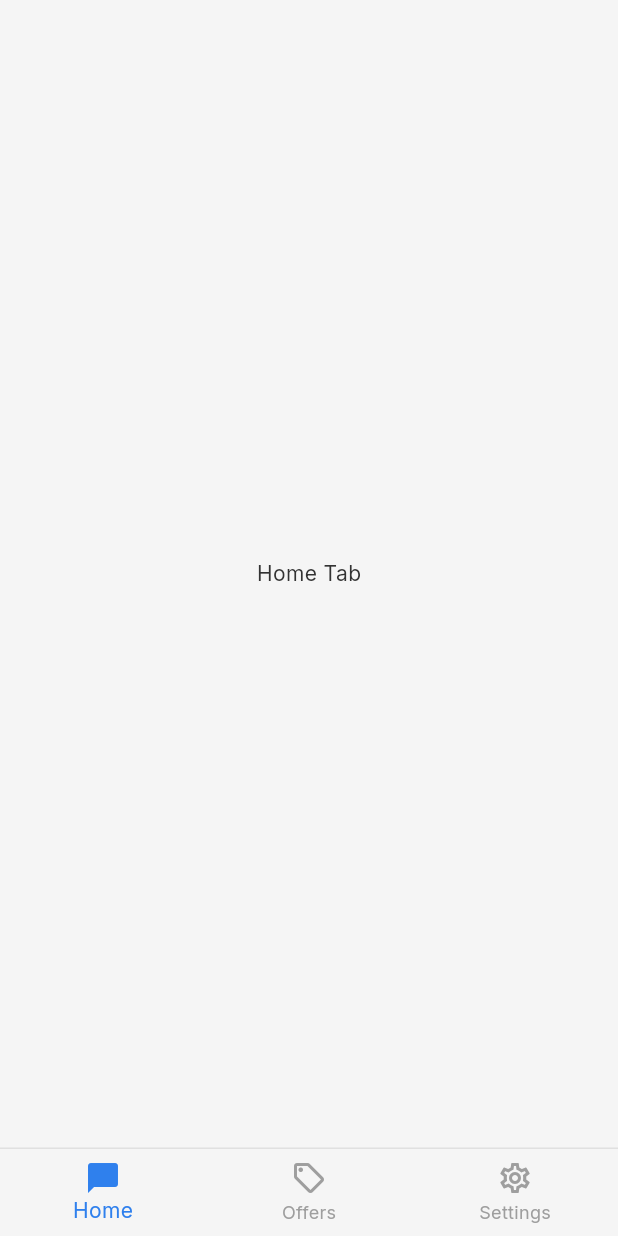
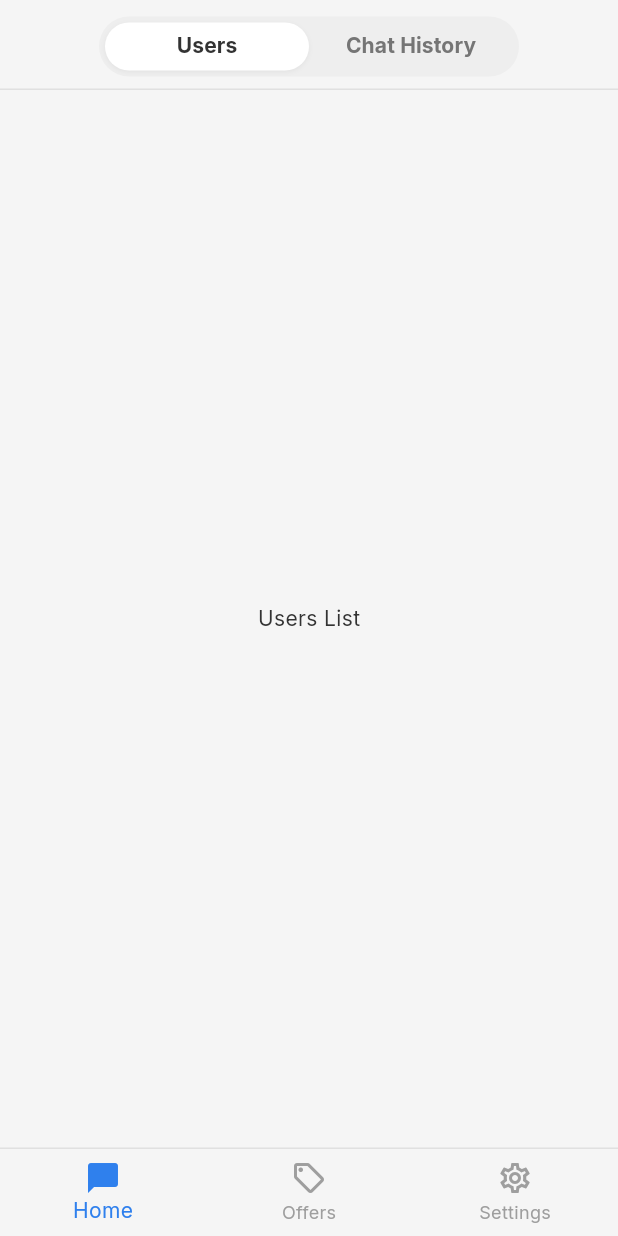
Before and after one commit to jav1dsheikh/mini_chat_app, a Flutter app: the screen it shows after launch, on a phone screen of 412 x 824 dp. Run offline on Flutter 3.47's test engine with Material 3 defaults, Android fonts, the phone set to English and light mode, and no system bars; our stand-ins replace google_fonts.

Commit message:
added home screen base layout

```diff
--- a/lib/screens/app_shell.dart
+++ b/lib/screens/app_shell.dart
@@ -1,5 +1,6 @@
 import 'package:flutter/material.dart';
 import '../theme/app_theme.dart';
+import 'home_screen.dart';
 
 class AppShell extends StatefulWidget {
   const AppShell({super.key});
@@ -12,7 +13,7 @@ class _AppShellState extends State<AppShell> {
   int _currentIndex = 0;
 
   final List<Widget> _pages = [
-    const Center(child: Text("Home Tab")),
+    const HomeScreen(),
     const Center(child: Text("Offers Tab")),
     const Center(child: Text("Settings Tab")),
   ];
--- /dev/null
+++ b/lib/screens/home_screen.dart
@@ -0,0 +1,99 @@
+import 'package:flutter/material.dart';
+import '../theme/app_theme.dart';
+
+class HomeScreen extends StatefulWidget {
+  const HomeScreen({super.key});
+
+  @override
+  State<HomeScreen> createState() => _HomeScreenState();
+}
+
+class _HomeScreenState extends State<HomeScreen>
+    with SingleTickerProviderStateMixin {
+  late TabController _tabController;
+
+  @override
+  void initState() {
+    super.initState();
+    _tabController = TabController(length: 2, vsync: this);
+  }
+
+  @override
+  void dispose() {
+    _tabController.dispose();
+    super.dispose();
+  }
+
+  @override
+  Widget build(BuildContext context) {
+    return NestedScrollView(
+      headerSliverBuilder: (context, innerBoxIsScrolled) {
+        return [
+          SliverAppBar(
+            floating: true,
+            snap: true,
+            toolbarHeight: 0,
+            forceElevated: innerBoxIsScrolled,
+            backgroundColor: AppColors.background,
+            surfaceTintColor: Colors.transparent,
+            bottom: PreferredSize(
+              preferredSize: const Size.fromHeight(60),
+              child: Container(
+                decoration: const BoxDecoration(
+                  border: Border(
+                    bottom: BorderSide(color: AppColors.border, width: 1.0),
+                  ),
+                ),
+                padding: const EdgeInsets.symmetric(vertical: 8),
+                child: Center(
+                  child: Container(
+                    width: 280,
+                    height: 40,
+                    decoration: BoxDecoration(
+                      color: Colors.grey.shade200,
+                      borderRadius: BorderRadius.circular(20),
+                    ),
+                    padding: const EdgeInsets.all(4.0),
+                    child: TabBar(
+                      controller: _tabController,
+                      indicatorSize: TabBarIndicatorSize.tab,
+                      dividerColor: Colors.transparent,
+                      indicator: BoxDecoration(
+                        color: AppColors.white,
+                        borderRadius: BorderRadius.circular(20),
+                        boxShadow: [
+                          BoxShadow(
+                            color: const Color.fromRGBO(0, 0, 0, 0.05),
+                            blurRadius: 2,
+                            offset: const Offset(0, 1),
+                          ),
+                        ],
+                      ),
+                      labelColor: AppColors.textMain,
+                      unselectedLabelColor: AppColors.textSecondary,
+                      labelStyle: const TextStyle(
+                        fontWeight: FontWeight.bold,
+                        fontSize: 14,
+                      ),
+                      tabs: const [
+                        Tab(text: "Users"),
+                        Tab(text: "Chat History"),
+                      ],
+                    ),
+                  ),
+                ),
+              ),
+            ),
+          ),
+        ];
+      },
+      body: TabBarView(
+        controller: _tabController,
+        children: const [
+          Center(child: Text("Users List")),
+          Center(child: Text("Chat History")),
+        ],
+      ),
+    );
+  }
+}
```
